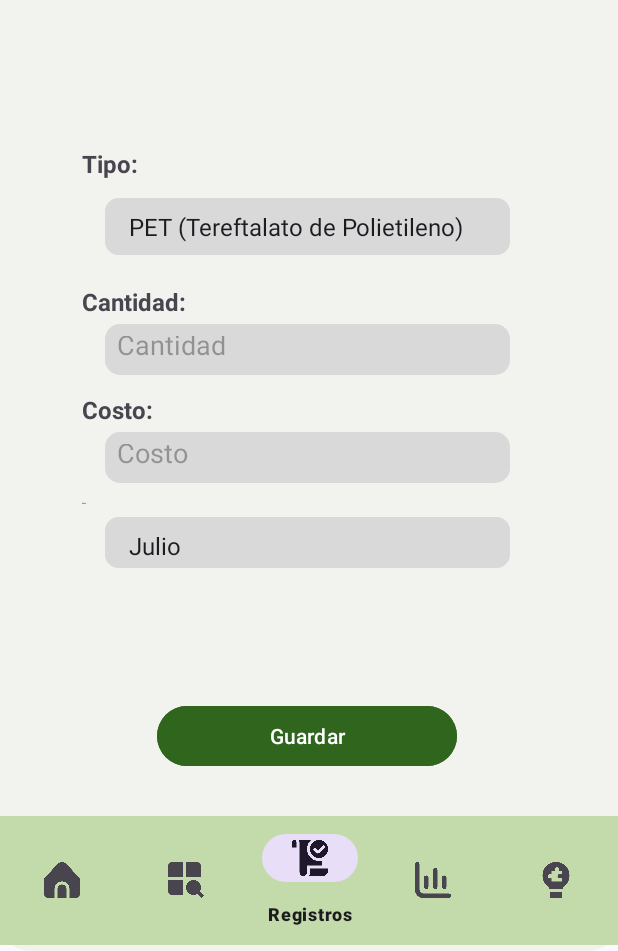
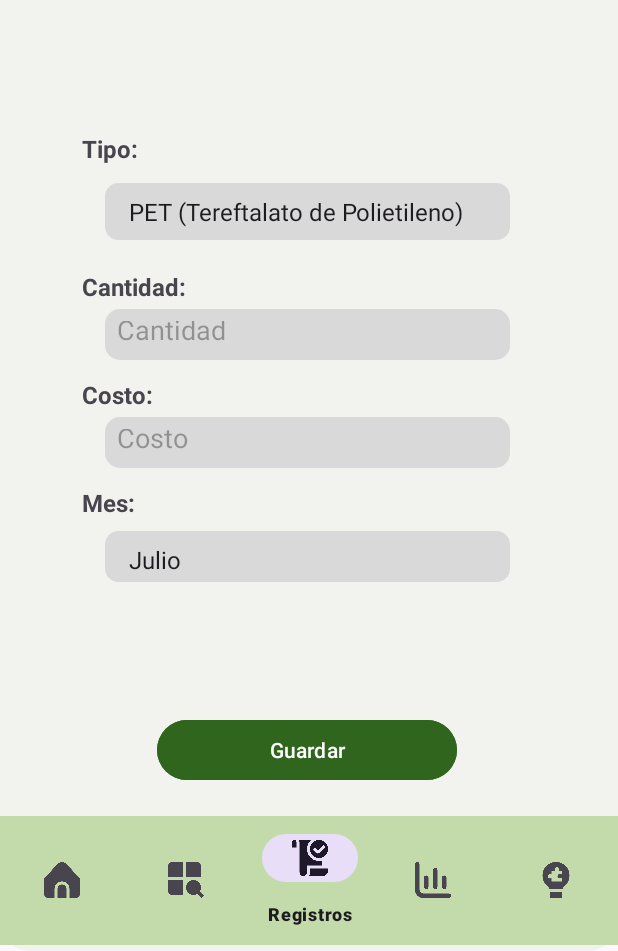
Before and after one commit to Jhonpocket/EcoEvent, an Android app: the RegistrosActivity screen opened directly, with no data from a screen before it, on a phone screen of 412 x 824 dp, the part 285-1236 px from its top. Run offline under Robolectric (Android 15) with nearby library versions, the phone set to English and light mode, and no system bars.

Commit message:
Ajustes tamaño texto

```diff
--- a/app/src/main/res/layout/activity_registros.xml
+++ b/app/src/main/res/layout/activity_registros.xml
@@ -138,7 +138,7 @@
             android:layout_marginTop="12dp"
             android:text="@string/mes"
             android:textAlignment="gravity"
-            android:textSize="1sp"
+            android:textSize="16sp"
             android:textStyle="bold" />
 
         <!-- Mes Spinner -->
```
